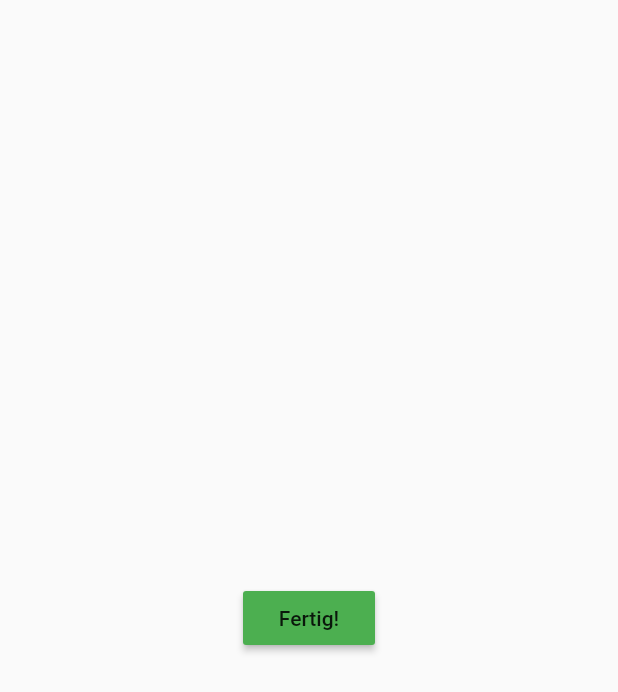
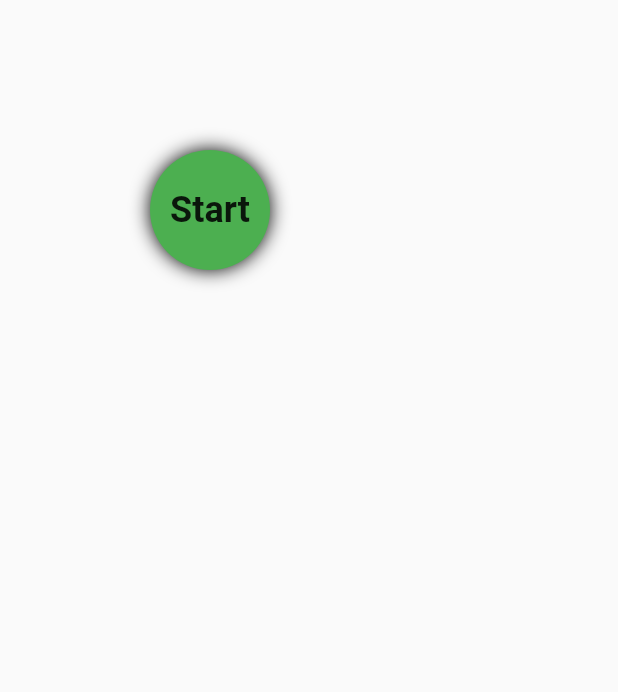
Before and after one commit to jdevacc20/die_vier_stunden_woche, a Flutter app: the screen it shows after launch, on a phone screen of 412 x 824 dp. Shown: the top 692 px of the screen. Run offline on Flutter 3.47's test engine with Material 2 defaults, Android fonts, the phone set to English and light mode, and no system bars; our stand-ins replace shared_preferences.

Commit message:
added first level functionality

```diff
--- /dev/null
+++ b/flutter_app/lib/levels/are_you_dumb_button_level/are_you_dumb_button_level.dart
@@ -0,0 +1,114 @@
+import 'package:flutter/material.dart';
+import 'package:flutter_app/models/level_model.dart';
+import 'package:provider/provider.dart';
+
+class AreYouDumbButtonLevel extends StatefulWidget {
+  const AreYouDumbButtonLevel({super.key});
+
+  @override
+  State<AreYouDumbButtonLevel> createState() => _AreYouDumbButtonLevelState();
+}
+
+class _AreYouDumbButtonLevelState extends State<AreYouDumbButtonLevel> {
+  final double _size = 80;
+  final double _additionalOffset = 20;
+  double _paddingTop = 100.0;
+  double _paddingLeft = 100.0;
+
+  void onClick(TapDownDetails details, LevelModel value) {
+    double xOffset = details.localPosition.dx - _size / 2;
+    double xMove = xOffset > 0
+        ? -(_size / 2 - xOffset) - _additionalOffset
+        : (_size / 2 - xOffset.abs() + _additionalOffset);
+
+    double yOffset = details.localPosition.dy - _size / 2;
+    double yMove = yOffset > 0
+        ? -(_size / 2 - yOffset) - _additionalOffset
+        : (_size / 2 - yOffset.abs() + _additionalOffset);
+
+    double newLeftPadding = _paddingLeft + xMove;
+    if (newLeftPadding < 0) {
+      newLeftPadding = 0;
+    }
+    if (newLeftPadding > MediaQuery.of(context).size.width - _size) {
+      newLeftPadding = MediaQuery.of(context).size.width - _size;
+    }
+
+    double newTopPadding = _paddingTop + yMove;
+    if (newTopPadding < 0) {
+      newTopPadding = 0;
+    }
+    if (newTopPadding >
+        (MediaQuery.of(context).size.height -
+                MediaQuery.of(context).padding.top -
+                MediaQuery.of(context).padding.bottom) -
+            _size) {
+      newTopPadding = (MediaQuery.of(context).size.height -
+              MediaQuery.of(context).padding.top -
+              MediaQuery.of(context).padding.bottom) -
+          _size;
+    }
+
+    bool xblocked = false;
+    bool yblocked = false;
+
+    if (newLeftPadding == _paddingLeft) {
+      xblocked = true;
+    }
+    if (newTopPadding == _paddingTop) {
+      yblocked = true;
+    }
+
+    if (xblocked & yblocked) {
+      value.increaseLevel();
+    } else {
+      setState(() {
+        _paddingLeft = newLeftPadding;
+        _paddingTop = newTopPadding;
+      });
+    }
+  }
+
+  @override
+  Widget build(BuildContext context) {
+    return SafeArea(
+      child: Scaffold(
+        body: Consumer<LevelModel>(
+          builder: (context, value, child) => Stack(
+            children: [
+              Positioned(
+                top: _paddingTop,
+                left: _paddingLeft,
+                child: GestureDetector(
+                  onTapDown: (details) {
+                    onClick(details, value);
+                  },
+                  child: Container(
+                    height: _size,
+                    width: _size,
+                    decoration:  BoxDecoration(
+                      shape: BoxShape.circle,
+                      color: Theme.of(context).primaryColor,
+                      boxShadow: const [BoxShadow(
+                        color: Colors.black,
+                        offset: Offset(0, 0),
+                        blurStyle: BlurStyle.normal,
+                        blurRadius: 10,
+                      )]
+                    ),
+                    child: const Center(
+                      child: Text(
+                        "Start",
+                        style: TextStyle(fontWeight: FontWeight.bold, fontSize: 24),
+                      ),
+                    ),
+                  ),
+                ),
+              ),
+            ],
+          ),
+        ),
+      ),
+    );
+  }
+}
--- a/flutter_app/lib/levels/home/levels.dart
+++ b/flutter_app/lib/levels/home/levels.dart
@@ -1,6 +1,7 @@
 import 'package:flutter/material.dart';
+import 'package:flutter_app/levels/are_you_dumb_button_level/are_you_dumb_button_level.dart';
 import 'package:flutter_app/levels/home/theme_app.dart';
 import 'package:flutter_app/levels/test_level/test_level.dart';
 
 ///Insert your Levels in here!!
-List<StatelessWidget> levels = [const TestLevel(), const TestLevel()];
+List<Widget> levels = [const AreYouDumbButtonLevel(), const TestLevel()];
```
Also changed, not shown: 1 other file.
